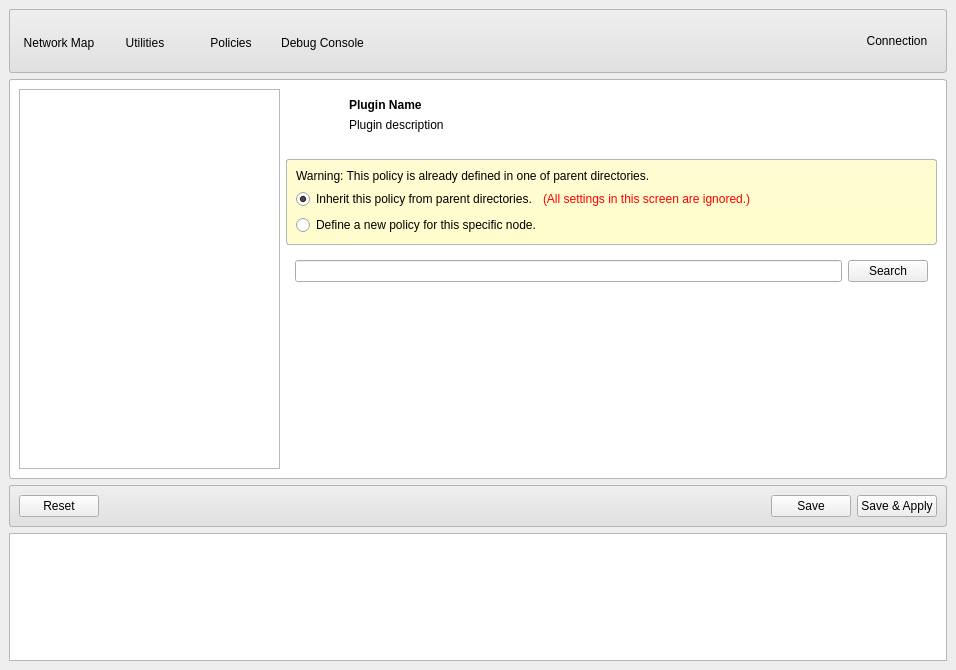
The window that branches/ahenk/2.0/bahadir.kandemir/ahenk/lider/lider/formmain.ui (pars-linux/uludag) describes before a commit, drawn with Qt 5.
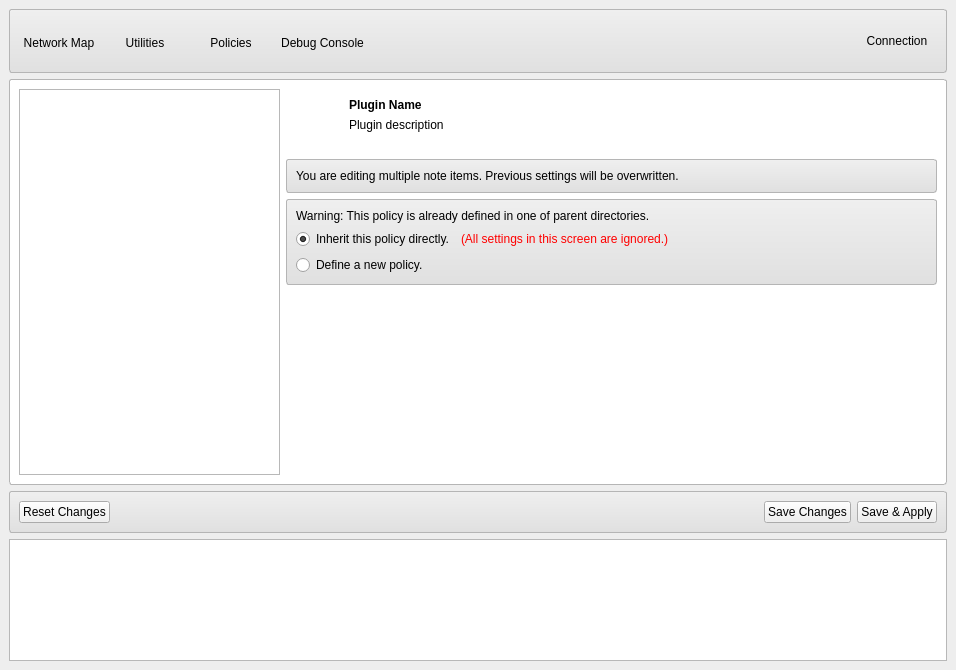
The same window after the commit. Icons and pictures are not drawn.

Commit message: Search disabled, multi editing warning added.

Patch:
```diff
--- a/branches/ahenk/2.0/bahadir.kandemir/ahenk/lider/lider/formmain.ui
+++ b/branches/ahenk/2.0/bahadir.kandemir/ahenk/lider/lider/formmain.ui
@@ -64,10 +64,10 @@
 	background: qlineargradient(spread:pad, x1:0, y1:1, x2:0, y2:0, stop:0 #e0e0e0, stop:1 #efefef);
 }
 
-#framePolicyInherit {
+#framePolicyInherit, #frameMulti {
 	border-radius: 3px;
 	border: 1px solid #b5b5b5;
-	background: qlineargradient(spread:pad, x1:0, y1:1, x2:0, y2:0, stop:0 rgb(255, 253, 204), stop:1 rgb(255, 252, 211));
+	background: qlineargradient(spread:pad, x1:0, y1:1, x2:0, y2:0, stop:0 #e0e0e0, stop:1 #efefef);
 }
 
 #labelPolicyInherit {
@@ -229,7 +229,7 @@
            </layout>
           </widget>
          </item>
-         <item row="2" column="1">
+         <item row="3" column="1">
           <widget class="QStackedWidget" name="stackedWidget">
            <property name="sizePolicy">
             <sizepolicy hsizetype="Preferred" vsizetype="Preferred">
@@ -245,7 +245,7 @@
            </property>
            <widget class="QWidget" name="page">
             <layout class="QGridLayout" name="gridLayout_6">
-             <item row="1" column="0" colspan="2">
+             <item row="0" column="0" colspan="2">
               <widget class="QTreeWidget" name="treeComputers">
                <property name="frameShape">
                 <enum>QFrame::NoFrame</enum>
@@ -272,21 +272,11 @@
                </column>
               </widget>
              </item>
-             <item row="0" column="0">
-              <widget class="QLineEdit" name="lineSearch"/>
-             </item>
-             <item row="0" column="1">
-              <widget class="QPushButton" name="pushSearch">
-               <property name="text">
-                <string>Search</string>
-               </property>
-              </widget>
-             </item>
             </layout>
            </widget>
           </widget>
          </item>
-         <item row="1" column="1">
+         <item row="2" column="1">
           <widget class="QFrame" name="framePolicyInherit">
            <property name="sizePolicy">
             <sizepolicy hsizetype="Preferred" vsizetype="Preferred">
@@ -313,7 +303,7 @@
               <item>
                <widget class="QRadioButton" name="radioPolicyInherit">
                 <property name="text">
-                 <string>Inherit this policy from parent directories.</string>
+                 <string>Inherit this policy directly.</string>
                 </property>
                 <property name="checked">
                  <bool>true</bool>
@@ -340,7 +330,7 @@
               <item>
                <widget class="QRadioButton" name="radioPolicyNoInherit">
                 <property name="text">
-                 <string>Define a new policy for this specific node.</string>
+                 <string>Define a new policy.</string>
                 </property>
                </widget>
               </item>
@@ -362,7 +352,7 @@
            </layout>
           </widget>
          </item>
-         <item row="0" column="0" rowspan="3">
+         <item row="0" column="0" rowspan="4">
           <widget class="QTreeWidget" name="treeSummary">
            <property name="sizePolicy">
             <sizepolicy hsizetype="Expanding" vsizetype="Expanding">
@@ -380,6 +370,25 @@
            </column>
           </widget>
          </item>
+         <item row="1" column="1">
+          <widget class="QFrame" name="frameMulti">
+           <property name="frameShape">
+            <enum>QFrame::StyledPanel</enum>
+           </property>
+           <property name="frameShadow">
+            <enum>QFrame::Raised</enum>
+           </property>
+           <layout class="QGridLayout" name="gridLayout_9">
+            <item row="0" column="0">
+             <widget class="QLabel" name="label_2">
+              <property name="text">
+               <string>You are editing multiple note items. Previous settings will be overwritten.</string>
+              </property>
+             </widget>
+            </item>
+           </layout>
+          </widget>
+         </item>
         </layout>
        </widget>
       </item>
@@ -624,7 +633,7 @@
          <item row="0" column="0">
           <widget class="QPushButton" name="pushReset">
            <property name="text">
-            <string>Reset</string>
+            <string>Reset Changes</string>
            </property>
            <property name="icon">
             <iconset resource="data.qrc">
@@ -648,7 +657,7 @@
          <item row="0" column="2">
           <widget class="QPushButton" name="pushSave">
            <property name="text">
-            <string>Save</string>
+            <string>Save Changes</string>
            </property>
            <property name="icon">
             <iconset resource="data.qrc">
```
The commit also changes 1 other file.
